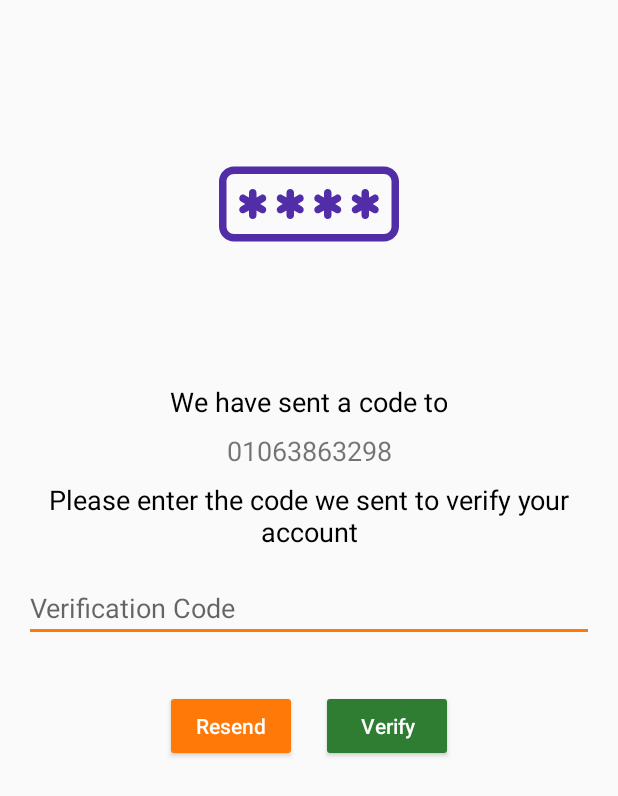
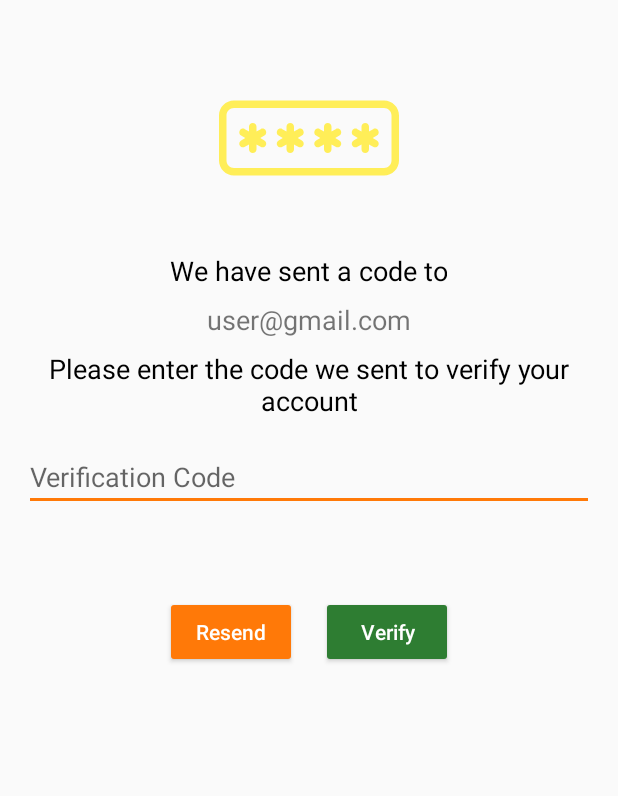
Before and after one commit to MohamedMedhat1998/LifeAchievements, an Android app: the layout activity_verification.xml on its own in the app's theme, with its tools: preview values and no code run, on a phone screen of 412 x 824 dp. Shown: the top 796 px of the screen. Run offline under Robolectric (Android 15) with nearby library versions, the phone set to English and light mode, and no system bars.

```diff
--- a/app/src/main/java/com/andalus/lifeachievements/behaviors/CanResetErrors.kt
+++ b/app/src/main/java/com/andalus/lifeachievements/behaviors/CanResetErrors.kt
@@ -1,7 +1,7 @@
 package com.andalus.lifeachievements.behaviors
 
-import com.google.android.material.textfield.TextInputEditText
+import android.widget.EditText
 
 interface CanResetErrors {
-    fun resetErrors(vararg textInputEditText: TextInputEditText)
+    fun resetErrors(vararg editText: EditText)
 }
--- a/app/src/main/java/com/andalus/lifeachievements/behaviors/CanValidateEmailAddress.kt
+++ b/app/src/main/java/com/andalus/lifeachievements/behaviors/CanValidateEmailAddress.kt
@@ -1,9 +1,9 @@
 package com.andalus.lifeachievements.behaviors
 
-import com.google.android.material.textfield.TextInputEditText
+import android.widget.EditText
 
 interface CanValidateEmailAddress {
 
-    fun validateEmailAddress(textInputEditText: TextInputEditText): Boolean
+    fun validateEmailAddress(editText: EditText): Boolean
 
 }
--- a/app/src/main/java/com/andalus/lifeachievements/behaviors/CanValidateNonEmpty.kt
+++ b/app/src/main/java/com/andalus/lifeachievements/behaviors/CanValidateNonEmpty.kt
@@ -1,8 +1,8 @@
 package com.andalus.lifeachievements.behaviors
 
-import com.google.android.material.textfield.TextInputEditText
+import android.widget.EditText
 
 interface CanValidateNonEmpty {
 
-    fun validateNonEmpty(textInputEditText: TextInputEditText): Boolean
+    fun validateNonEmpty(editText: EditText): Boolean
 }
--- a/app/src/main/java/com/andalus/lifeachievements/behaviors/CanValidatePasswordLength.kt
+++ b/app/src/main/java/com/andalus/lifeachievements/behaviors/CanValidatePasswordLength.kt
@@ -1,7 +1,7 @@
 package com.andalus.lifeachievements.behaviors
 
-import com.google.android.material.textfield.TextInputEditText
+import android.widget.EditText
 
 interface CanValidatePasswordLength {
-    fun validatePasswordLength(textInputEditText: TextInputEditText): Boolean
+    fun validatePasswordLength(editText: EditText): Boolean
 }
--- a/app/src/main/java/com/andalus/lifeachievements/behaviors/CanValidatePhoneNumber.kt
+++ b/app/src/main/java/com/andalus/lifeachievements/behaviors/CanValidatePhoneNumber.kt
@@ -1,9 +1,9 @@
 package com.andalus.lifeachievements.behaviors
 
-import com.google.android.material.textfield.TextInputEditText
+import android.widget.EditText
 
 interface CanValidatePhoneNumber {
 
-    fun validatePhoneNumber(textInputEditText: TextInputEditText): Boolean
+    fun validatePhoneNumber(editText: EditText): Boolean
 
 }
--- a/app/src/main/java/com/andalus/lifeachievements/behaviors/CanValidateSimilarity.kt
+++ b/app/src/main/java/com/andalus/lifeachievements/behaviors/CanValidateSimilarity.kt
@@ -1,10 +1,10 @@
 package com.andalus.lifeachievements.behaviors
 
-import com.google.android.material.textfield.TextInputEditText
+import android.widget.EditText
 
 interface CanValidateSimilarity {
     fun validateSimilarity(
-        firstTextInputEditText: TextInputEditText,
-        secondTextInputEditText: TextInputEditText
+        firstEditText: EditText,
+        secondEditText: EditText
     ): Boolean
 }
--- a/app/src/main/java/com/andalus/lifeachievements/utils/Constants.kt
+++ b/app/src/main/java/com/andalus/lifeachievements/utils/Constants.kt
@@ -8,6 +8,7 @@ class Constants {
 
         const val ERROR_MESSAGE_KEY = "msg"
         const val ERROR_FIELD_KEY = "field"
+        const val EMAIL_KEY = "email-key"
 
         const val ERROR_FAILURE = "failure"
 
--- a/app/src/main/java/com/andalus/lifeachievements/view_models/SignUpViewModel.kt
+++ b/app/src/main/java/com/andalus/lifeachievements/view_models/SignUpViewModel.kt
@@ -9,9 +9,9 @@ import com.andalus.lifeachievements.networking.MutationRequest
 
 class SignUpViewModel : ViewModel() {
 
-    private val mutation = MutableLiveData<CreateUserMutation>()
+    private val createUserMutation = MutableLiveData<CreateUserMutation>()
     val response: LiveData<Response<CreateUserMutation.Data>> =
-        Transformations.switchMap(mutation) {
+        Transformations.switchMap(createUserMutation) {
             MutationRequest<CreateUserMutation.Data, CreateUserMutation.Variables, CreateUserMutation>().sendRequest(
                 it
             )
@@ -35,7 +35,7 @@ class SignUpViewModel : ViewModel() {
 
     fun signUp(user: User) {
         state.value = State.LoadingState
-        mutation.value = CreateUserMutation.builder()
+        createUserMutation.value = CreateUserMutation.builder()
             .firstName(user.firstName)
             .lastName(user.lastName)
             .email(user.email)
--- a/app/src/main/res/drawable/ic_password.xml
+++ b/app/src/main/res/drawable/ic_password.xml
@@ -1,8 +1,8 @@
 <vector android:height="200dp" android:viewportHeight="512"
     android:viewportWidth="512" android:width="200dp" xmlns:android="http://schemas.android.com/apk/res/android">
-    <path android:fillColor="#512DA8" android:pathData="M469.333,149.333H42.667C19.135,149.333 0,168.469 0,192v128c0,23.531 19.135,42.667 42.667,42.667h426.667C492.865,362.667 512,343.531 512,320V192C512,168.469 492.865,149.333 469.333,149.333zM490.667,320c0,11.76 -9.573,21.333 -21.333,21.333H42.667c-11.76,0 -21.333,-9.573 -21.333,-21.333V192c0,-11.76 9.573,-21.333 21.333,-21.333h426.667c11.76,0 21.333,9.573 21.333,21.333V320z"/>
-    <path android:fillColor="#512DA8" android:pathData="M132.948,234.667c-2.958,-5.125 -9.51,-6.844 -14.573,-3.906l-11.708,6.76V224c0,-5.896 -4.771,-10.667 -10.667,-10.667S85.333,218.104 85.333,224v13.521l-11.708,-6.76c-5.094,-2.938 -11.625,-1.219 -14.573,3.906c-2.948,5.104 -1.198,11.625 3.906,14.573L74.665,256l-11.707,6.76c-5.104,2.948 -6.854,9.469 -3.906,14.573c1.979,3.427 5.563,5.333 9.25,5.333c1.813,0 3.646,-0.458 5.323,-1.427l11.708,-6.76V288c0,5.896 4.771,10.667 10.667,10.667s10.667,-4.771 10.667,-10.667v-13.521l11.708,6.76c1.677,0.969 3.51,1.427 5.323,1.427c3.688,0 7.271,-1.906 9.25,-5.333c2.948,-5.104 1.198,-11.625 -3.906,-14.573L117.335,256l11.707,-6.76C134.146,246.292 135.896,239.771 132.948,234.667z"/>
-    <path android:fillColor="#512DA8" android:pathData="M239.615,234.667c-2.969,-5.125 -9.5,-6.844 -14.573,-3.906l-11.708,6.76V224c0,-5.896 -4.771,-10.667 -10.667,-10.667c-5.896,0 -10.667,4.771 -10.667,10.667v13.521l-11.708,-6.76c-5.104,-2.938 -11.635,-1.219 -14.573,3.906c-2.948,5.104 -1.198,11.625 3.906,14.573l11.707,6.76l-11.707,6.76c-5.104,2.948 -6.854,9.469 -3.906,14.573c1.979,3.427 5.563,5.333 9.25,5.333c1.813,0 3.646,-0.458 5.323,-1.427l11.708,-6.76V288c0,5.896 4.771,10.667 10.667,10.667c5.896,0 10.667,-4.771 10.667,-10.667v-13.521l11.708,6.76c1.677,0.969 3.51,1.427 5.323,1.427c3.688,0 7.271,-1.906 9.25,-5.333c2.948,-5.104 1.198,-11.625 -3.906,-14.573L224.001,256l11.707,-6.76C240.813,246.292 242.563,239.771 239.615,234.667z"/>
-    <path android:fillColor="#512DA8" android:pathData="M346.281,234.667c-2.958,-5.125 -9.51,-6.844 -14.573,-3.906L320,237.521V224c0,-5.896 -4.771,-10.667 -10.667,-10.667c-5.896,0 -10.667,4.771 -10.667,10.667v13.521l-11.708,-6.76c-5.094,-2.938 -11.625,-1.219 -14.573,3.906c-2.948,5.104 -1.198,11.625 3.906,14.573l11.707,6.76l-11.707,6.76c-5.104,2.948 -6.854,9.469 -3.906,14.573c1.979,3.427 5.563,5.333 9.25,5.333c1.813,0 3.646,-0.458 5.323,-1.427l11.708,-6.76V288c0,5.896 4.771,10.667 10.667,10.667c5.896,0 10.667,-4.771 10.667,-10.667v-13.521l11.708,6.76c1.677,0.969 3.51,1.427 5.323,1.427c3.688,0 7.271,-1.906 9.25,-5.333c2.948,-5.104 1.198,-11.625 -3.906,-14.573L330.668,256l11.707,-6.76C347.479,246.292 349.229,239.771 346.281,234.667z"/>
-    <path android:fillColor="#512DA8" android:pathData="M452.948,234.667c-2.948,-5.125 -9.5,-6.844 -14.573,-3.906l-11.708,6.76V224c0,-5.896 -4.771,-10.667 -10.667,-10.667c-5.896,0 -10.667,4.771 -10.667,10.667v13.521l-11.708,-6.76c-5.115,-2.938 -11.615,-1.219 -14.573,3.906c-2.948,5.104 -1.198,11.625 3.906,14.573l11.707,6.76l-11.707,6.76c-5.104,2.948 -6.854,9.469 -3.906,14.573c1.979,3.427 5.563,5.333 9.25,5.333c1.813,0 3.646,-0.458 5.323,-1.427l11.708,-6.76V288c0,5.896 4.771,10.667 10.667,10.667c5.896,0 10.667,-4.771 10.667,-10.667v-13.521l11.708,6.76c1.677,0.969 3.51,1.427 5.323,1.427c3.688,0 7.271,-1.906 9.25,-5.333c2.948,-5.104 1.198,-11.625 -3.906,-14.573L437.335,256l11.707,-6.76C454.146,246.292 455.896,239.771 452.948,234.667z"/>
+    <path android:fillColor="#FFEE58" android:pathData="M469.333,149.333H42.667C19.135,149.333 0,168.469 0,192v128c0,23.531 19.135,42.667 42.667,42.667h426.667C492.865,362.667 512,343.531 512,320V192C512,168.469 492.865,149.333 469.333,149.333zM490.667,320c0,11.76 -9.573,21.333 -21.333,21.333H42.667c-11.76,0 -21.333,-9.573 -21.333,-21.333V192c0,-11.76 9.573,-21.333 21.333,-21.333h426.667c11.76,0 21.333,9.573 21.333,21.333V320z"/>
+    <path android:fillColor="#FFEE58" android:pathData="M132.948,234.667c-2.958,-5.125 -9.51,-6.844 -14.573,-3.906l-11.708,6.76V224c0,-5.896 -4.771,-10.667 -10.667,-10.667S85.333,218.104 85.333,224v13.521l-11.708,-6.76c-5.094,-2.938 -11.625,-1.219 -14.573,3.906c-2.948,5.104 -1.198,11.625 3.906,14.573L74.665,256l-11.707,6.76c-5.104,2.948 -6.854,9.469 -3.906,14.573c1.979,3.427 5.563,5.333 9.25,5.333c1.813,0 3.646,-0.458 5.323,-1.427l11.708,-6.76V288c0,5.896 4.771,10.667 10.667,10.667s10.667,-4.771 10.667,-10.667v-13.521l11.708,6.76c1.677,0.969 3.51,1.427 5.323,1.427c3.688,0 7.271,-1.906 9.25,-5.333c2.948,-5.104 1.198,-11.625 -3.906,-14.573L117.335,256l11.707,-6.76C134.146,246.292 135.896,239.771 132.948,234.667z"/>
+    <path android:fillColor="#FFEE58" android:pathData="M239.615,234.667c-2.969,-5.125 -9.5,-6.844 -14.573,-3.906l-11.708,6.76V224c0,-5.896 -4.771,-10.667 -10.667,-10.667c-5.896,0 -10.667,4.771 -10.667,10.667v13.521l-11.708,-6.76c-5.104,-2.938 -11.635,-1.219 -14.573,3.906c-2.948,5.104 -1.198,11.625 3.906,14.573l11.707,6.76l-11.707,6.76c-5.104,2.948 -6.854,9.469 -3.906,14.573c1.979,3.427 5.563,5.333 9.25,5.333c1.813,0 3.646,-0.458 5.323,-1.427l11.708,-6.76V288c0,5.896 4.771,10.667 10.667,10.667c5.896,0 10.667,-4.771 10.667,-10.667v-13.521l11.708,6.76c1.677,0.969 3.51,1.427 5.323,1.427c3.688,0 7.271,-1.906 9.25,-5.333c2.948,-5.104 1.198,-11.625 -3.906,-14.573L224.001,256l11.707,-6.76C240.813,246.292 242.563,239.771 239.615,234.667z"/>
+    <path android:fillColor="#FFEE58" android:pathData="M346.281,234.667c-2.958,-5.125 -9.51,-6.844 -14.573,-3.906L320,237.521V224c0,-5.896 -4.771,-10.667 -10.667,-10.667c-5.896,0 -10.667,4.771 -10.667,10.667v13.521l-11.708,-6.76c-5.094,-2.938 -11.625,-1.219 -14.573,3.906c-2.948,5.104 -1.198,11.625 3.906,14.573l11.707,6.76l-11.707,6.76c-5.104,2.948 -6.854,9.469 -3.906,14.573c1.979,3.427 5.563,5.333 9.25,5.333c1.813,0 3.646,-0.458 5.323,-1.427l11.708,-6.76V288c0,5.896 4.771,10.667 10.667,10.667c5.896,0 10.667,-4.771 10.667,-10.667v-13.521l11.708,6.76c1.677,0.969 3.51,1.427 5.323,1.427c3.688,0 7.271,-1.906 9.25,-5.333c2.948,-5.104 1.198,-11.625 -3.906,-14.573L330.668,256l11.707,-6.76C347.479,246.292 349.229,239.771 346.281,234.667z"/>
+    <path android:fillColor="#FFEE58" android:pathData="M452.948,234.667c-2.948,-5.125 -9.5,-6.844 -14.573,-3.906l-11.708,6.76V224c0,-5.896 -4.771,-10.667 -10.667,-10.667c-5.896,0 -10.667,4.771 -10.667,10.667v13.521l-11.708,-6.76c-5.115,-2.938 -11.615,-1.219 -14.573,3.906c-2.948,5.104 -1.198,11.625 3.906,14.573l11.707,6.76l-11.707,6.76c-5.104,2.948 -6.854,9.469 -3.906,14.573c1.979,3.427 5.563,5.333 9.25,5.333c1.813,0 3.646,-0.458 5.323,-1.427l11.708,-6.76V288c0,5.896 4.771,10.667 10.667,10.667c5.896,0 10.667,-4.771 10.667,-10.667v-13.521l11.708,6.76c1.677,0.969 3.51,1.427 5.323,1.427c3.688,0 7.271,-1.906 9.25,-5.333c2.948,-5.104 1.198,-11.625 -3.906,-14.573L437.335,256l11.707,-6.76C454.146,246.292 455.896,239.771 452.948,234.667z"/>
 </vector>
--- a/app/src/main/res/layout/activity_verification.xml
+++ b/app/src/main/res/layout/activity_verification.xml
@@ -1,9 +1,13 @@
 <?xml version="1.0" encoding="utf-8"?>
-<androidx.constraintlayout.widget.ConstraintLayout xmlns:android="http://schemas.android.com/apk/res/android"
+<ScrollView xmlns:android="http://schemas.android.com/apk/res/android"
     xmlns:app="http://schemas.android.com/apk/res-auto"
     xmlns:tools="http://schemas.android.com/tools"
     android:layout_width="match_parent"
-    android:layout_height="match_parent"
+    android:layout_height="match_parent">
+
+    <androidx.constraintlayout.widget.ConstraintLayout
+        android:layout_width="match_parent"
+        android:layout_height="wrap_content"
         android:orientation="vertical">
 
         <TextView
@@ -23,18 +27,18 @@
             app:layout_constraintTop_toTopOf="@+id/guideline5" />
 
         <TextView
-        android:id="@+id/tvEmailPhone"
+            android:id="@+id/tvEmail"
             android:layout_width="wrap_content"
             android:layout_height="wrap_content"
             android:layout_marginStart="8dp"
             android:layout_marginTop="8dp"
             android:layout_marginEnd="8dp"
             android:gravity="center"
-        android:text="01063863298"
             android:textSize="18sp"
             app:layout_constraintEnd_toEndOf="parent"
             app:layout_constraintStart_toStartOf="parent"
-        app:layout_constraintTop_toBottomOf="@+id/textView13" />
+            app:layout_constraintTop_toBottomOf="@+id/textView13"
+            tools:text="user@gmail.com" />
 
         <TextView
             android:id="@+id/textView15"
@@ -49,7 +53,7 @@
             android:textSize="18sp"
             app:layout_constraintEnd_toEndOf="parent"
             app:layout_constraintStart_toStartOf="parent"
-        app:layout_constraintTop_toBottomOf="@+id/tvEmailPhone" />
+            app:layout_constraintTop_toBottomOf="@+id/tvEmail" />
 
         <androidx.constraintlayout.widget.Guideline
             android:id="@+id/guideline5"
@@ -72,7 +76,7 @@
             app:srcCompat="@drawable/ic_password" />
 
         <EditText
-        android:id="@+id/editText2"
+            android:id="@+id/etVerification"
             android:layout_width="0dp"
             android:layout_height="wrap_content"
             android:layout_marginStart="16dp"
@@ -85,29 +89,36 @@
             app:layout_constraintTop_toBottomOf="@+id/textView15" />
 
         <Button
-        android:id="@+id/button5"
-        android:layout_width="wrap_content"
-        android:layout_height="wrap_content"
-        android:layout_marginStart="8dp"
-        android:theme="@style/GreenButton"
-        android:layout_marginTop="32dp"
-        android:layout_marginEnd="8dp"
-        android:text="@string/verify"
-        app:layout_constraintEnd_toEndOf="parent"
-        app:layout_constraintStart_toEndOf="@+id/button6"
-        app:layout_constraintTop_toBottomOf="@+id/editText2" />
-
-    <Button
-        android:id="@+id/button6"
-        android:theme="@style/OrangeButton"
+            android:id="@+id/btnVerify"
             android:layout_width="wrap_content"
             android:layout_height="wrap_content"
             android:layout_marginStart="8dp"
             android:layout_marginTop="32dp"
             android:layout_marginEnd="8dp"
+            android:layout_marginBottom="64dp"
+            android:text="@string/verify"
+            android:textAllCaps="false"
+            android:theme="@style/GreenButton"
+            app:layout_constraintBottom_toBottomOf="parent"
+            app:layout_constraintEnd_toEndOf="parent"
+            app:layout_constraintStart_toEndOf="@+id/btnResend"
+            app:layout_constraintTop_toBottomOf="@+id/etVerification" />
+
+        <Button
+            android:id="@+id/btnResend"
+            android:layout_width="wrap_content"
+            android:layout_height="wrap_content"
+            android:layout_marginStart="8dp"
+            android:layout_marginTop="32dp"
+            android:layout_marginEnd="8dp"
+            android:layout_marginBottom="64dp"
             android:text="@string/resend"
-        app:layout_constraintEnd_toStartOf="@+id/button5"
+            android:textAllCaps="false"
+            android:theme="@style/OrangeButton"
+            app:layout_constraintBottom_toBottomOf="parent"
+            app:layout_constraintEnd_toStartOf="@+id/btnVerify"
             app:layout_constraintHorizontal_chainStyle="packed"
             app:layout_constraintStart_toStartOf="parent"
-        app:layout_constraintTop_toBottomOf="@+id/editText2" />
+            app:layout_constraintTop_toBottomOf="@+id/etVerification" />
     </androidx.constraintlayout.widget.ConstraintLayout>
+</ScrollView>
```
Also changed, not shown: app/src/main/java/com/andalus/lifeachievements/utils/Functions.kt (+12 -13 lines), app/src/main/java/com/andalus/lifeachievements/view_models/VerificationActivityViewModel.kt (added, +24 -0 lines), app/src/main/java/com/andalus/lifeachievements/views/SignInFragment.kt (+12 -7 lines), app/src/main/java/com/andalus/lifeachievements/views/SignUpFragment.kt (+14 -14 lines), app/src/main/java/com/andalus/lifeachievements/views/VerificationActivity.kt (+36 -2 lines). Lines whose indentation alone changed are shown as unchanged.
